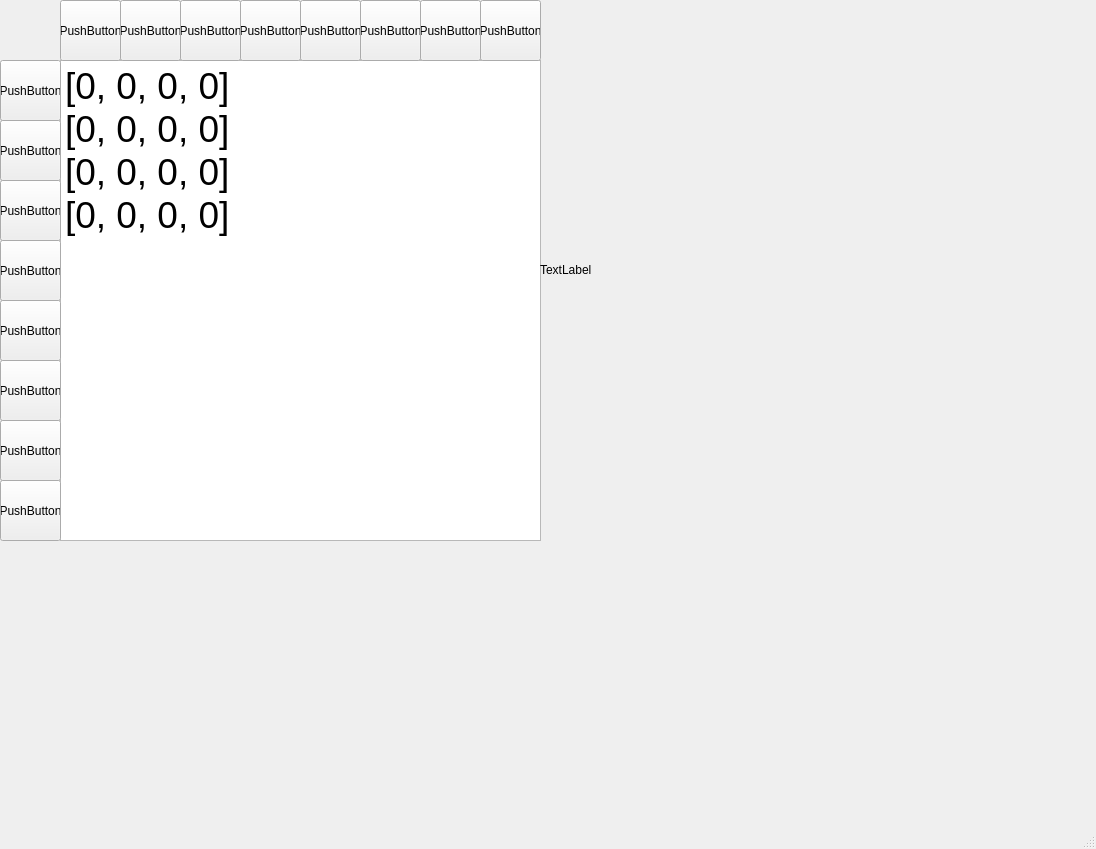
Above: grafi.ui from lilimejb/graphasroika before the change. Below: the same form after it.
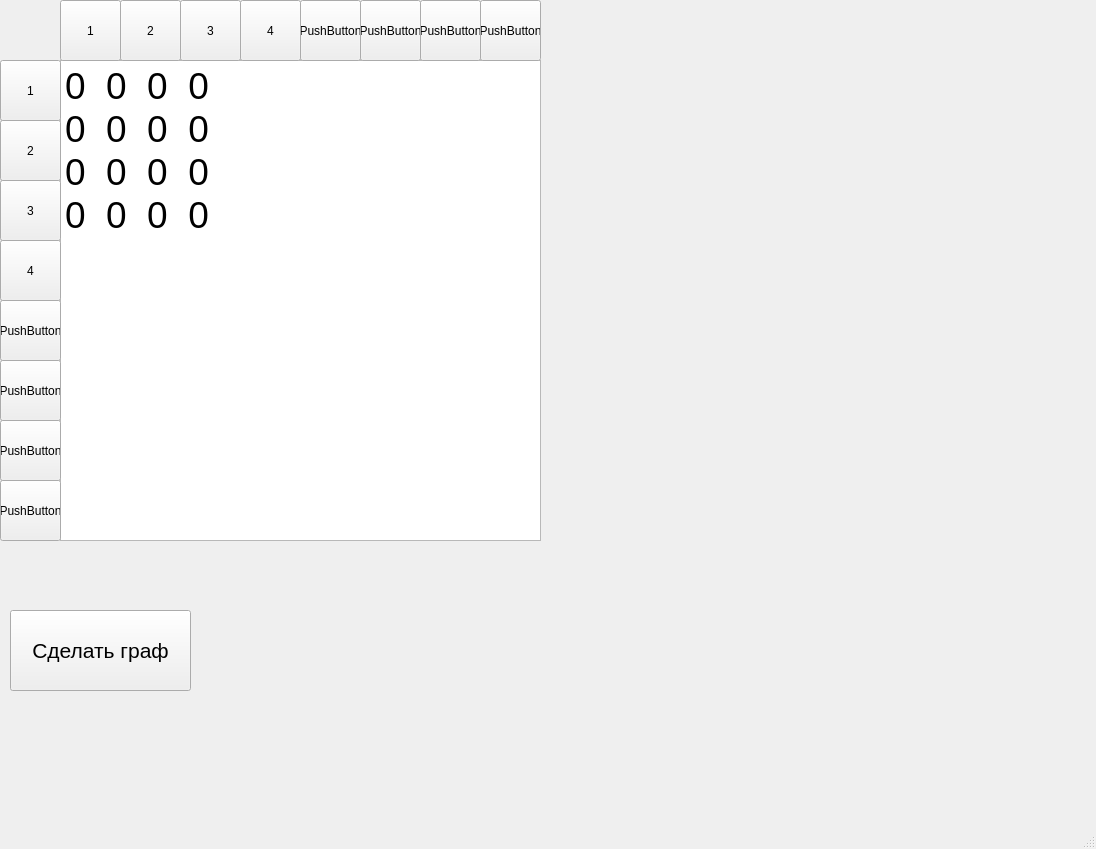
That is the form after the change.

Commit message: connect interface with drawer

```diff
--- a/grafi.ui
+++ b/grafi.ui
@@ -27,12 +27,12 @@
      <string>&lt;!DOCTYPE HTML PUBLIC &quot;-//W3C//DTD HTML 4.0//EN&quot; &quot;http://www.w3.org/TR/REC-html40/strict.dtd&quot;&gt;
 &lt;html&gt;&lt;head&gt;&lt;meta name=&quot;qrichtext&quot; content=&quot;1&quot; /&gt;&lt;style type=&quot;text/css&quot;&gt;
 p, li { white-space: pre-wrap; }
-&lt;/style&gt;&lt;/head&gt;&lt;body style=&quot; font-family:'MS Shell Dlg 2'; font-size:7.8pt; font-weight:400; font-style:normal;&quot;&gt;
-&lt;p style=&quot; margin-top:0px; margin-bottom:0px; margin-left:0px; margin-right:0px; -qt-block-indent:0; text-indent:0px;&quot;&gt;&lt;span style=&quot; font-size:28pt;&quot;&gt;[0, 0, 0, 0]&lt;/span&gt;&lt;/p&gt;
-&lt;p style=&quot; margin-top:0px; margin-bottom:0px; margin-left:0px; margin-right:0px; -qt-block-indent:0; text-indent:0px;&quot;&gt;&lt;span style=&quot; font-size:28pt;&quot;&gt;[0, 0, 0, 0]&lt;/span&gt;&lt;/p&gt;
-&lt;p style=&quot; margin-top:0px; margin-bottom:0px; margin-left:0px; margin-right:0px; -qt-block-indent:0; text-indent:0px;&quot;&gt;&lt;span style=&quot; font-size:28pt;&quot;&gt;[0, 0, 0, 0]&lt;/span&gt;&lt;/p&gt;
-&lt;p style=&quot; margin-top:0px; margin-bottom:0px; margin-left:0px; margin-right:0px; -qt-block-indent:0; text-indent:0px;&quot;&gt;&lt;span style=&quot; font-size:28pt;&quot;&gt;[0, 0, 0, 0]&lt;/span&gt;&lt;/p&gt;
-&lt;p style=&quot;-qt-paragraph-type:empty; margin-top:0px; margin-bottom:0px; margin-left:0px; margin-right:0px; -qt-block-indent:0; text-indent:0px;&quot;&gt;&lt;br /&gt;&lt;/p&gt;&lt;/body&gt;&lt;/html&gt;</string>
+&lt;/style&gt;&lt;/head&gt;&lt;body style=&quot; font-family:'MS Shell Dlg 2'; font-size:8.25pt; font-weight:400; font-style:normal;&quot;&gt;
+&lt;p style=&quot; margin-top:0px; margin-bottom:0px; margin-left:0px; margin-right:0px; -qt-block-indent:0; text-indent:0px;&quot;&gt;&lt;span style=&quot; font-size:28pt;&quot;&gt;0  0  0  0&lt;/span&gt;&lt;/p&gt;
+&lt;p style=&quot; margin-top:0px; margin-bottom:0px; margin-left:0px; margin-right:0px; -qt-block-indent:0; text-indent:0px;&quot;&gt;&lt;span style=&quot; font-size:28pt;&quot;&gt;0  0  0  0&lt;/span&gt;&lt;/p&gt;
+&lt;p style=&quot; margin-top:0px; margin-bottom:0px; margin-left:0px; margin-right:0px; -qt-block-indent:0; text-indent:0px;&quot;&gt;&lt;span style=&quot; font-size:28pt;&quot;&gt;0  0  0  0&lt;/span&gt;&lt;/p&gt;
+&lt;p style=&quot; margin-top:0px; margin-bottom:0px; margin-left:0px; margin-right:0px; -qt-block-indent:0; text-indent:0px;&quot;&gt;&lt;span style=&quot; font-size:28pt;&quot;&gt;0  0  0  0&lt;/span&gt;&lt;/p&gt;
+&lt;p style=&quot;-qt-paragraph-type:empty; margin-top:0px; margin-bottom:0px; margin-left:0px; margin-right:0px; -qt-block-indent:0; text-indent:0px; font-size:7.8pt;&quot;&gt;&lt;br /&gt;&lt;/p&gt;&lt;/body&gt;&lt;/html&gt;</string>
     </property>
    </widget>
    <widget class="QLabel" name="label">
@@ -45,7 +45,7 @@
      </rect>
     </property>
     <property name="text">
-     <string>TextLabel</string>
+     <string/>
     </property>
    </widget>
    <widget class="QPushButton" name="pushButton">
@@ -58,7 +58,7 @@
      </rect>
     </property>
     <property name="text">
-     <string>PushButton</string>
+     <string>1</string>
     </property>
    </widget>
    <widget class="QPushButton" name="pushButton_2">
@@ -71,7 +71,7 @@
      </rect>
     </property>
     <property name="text">
-     <string>PushButton</string>
+     <string>2</string>
     </property>
    </widget>
    <widget class="QPushButton" name="pushButton_3">
@@ -84,7 +84,7 @@
      </rect>
     </property>
     <property name="text">
-     <string>PushButton</string>
+     <string>3</string>
     </property>
    </widget>
    <widget class="QPushButton" name="pushButton_4">
@@ -139,7 +139,7 @@
      </rect>
     </property>
     <property name="text">
-     <string>PushButton</string>
+     <string>4</string>
     </property>
    </widget>
    <widget class="QPushButton" name="pushButton_8">
@@ -220,7 +220,7 @@
      </rect>
     </property>
     <property name="text">
-     <string>PushButton</string>
+     <string>4</string>
     </property>
    </widget>
    <widget class="QPushButton" name="pushButton_14">
@@ -233,7 +233,7 @@
      </rect>
     </property>
     <property name="text">
-     <string>PushButton</string>
+     <string>3</string>
     </property>
    </widget>
    <widget class="QPushButton" name="pushButton_15">
@@ -246,7 +246,7 @@
      </rect>
     </property>
     <property name="text">
-     <string>PushButton</string>
+     <string>2</string>
     </property>
    </widget>
    <widget class="QPushButton" name="pushButton_16">
@@ -259,7 +259,25 @@
      </rect>
     </property>
     <property name="text">
-     <string>PushButton</string>
+     <string>1</string>
+    </property>
+   </widget>
+   <widget class="QPushButton" name="make_graph_button">
+    <property name="geometry">
+     <rect>
+      <x>10</x>
+      <y>610</y>
+      <width>181</width>
+      <height>81</height>
+     </rect>
+    </property>
+    <property name="font">
+     <font>
+      <pointsize>16</pointsize>
+     </font>
+    </property>
+    <property name="text">
+     <string>Сделать граф</string>
     </property>
    </widget>
   </widget>
```
Left out of the diff: 4 changed lines with no effect on the pictures. The commit also changes 5 other files.
